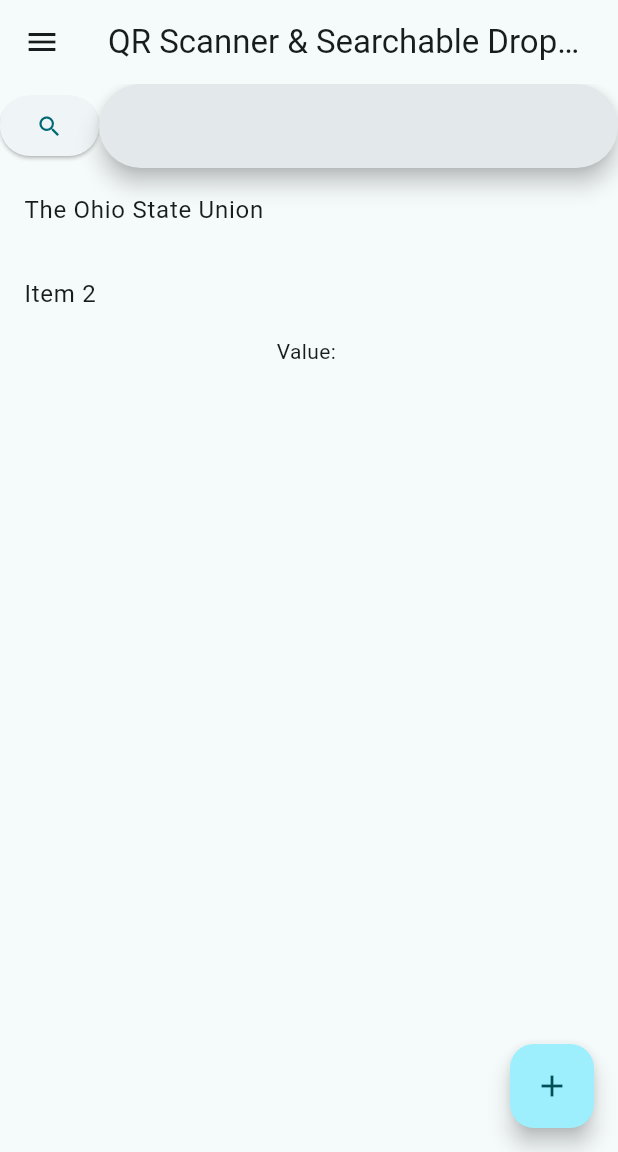
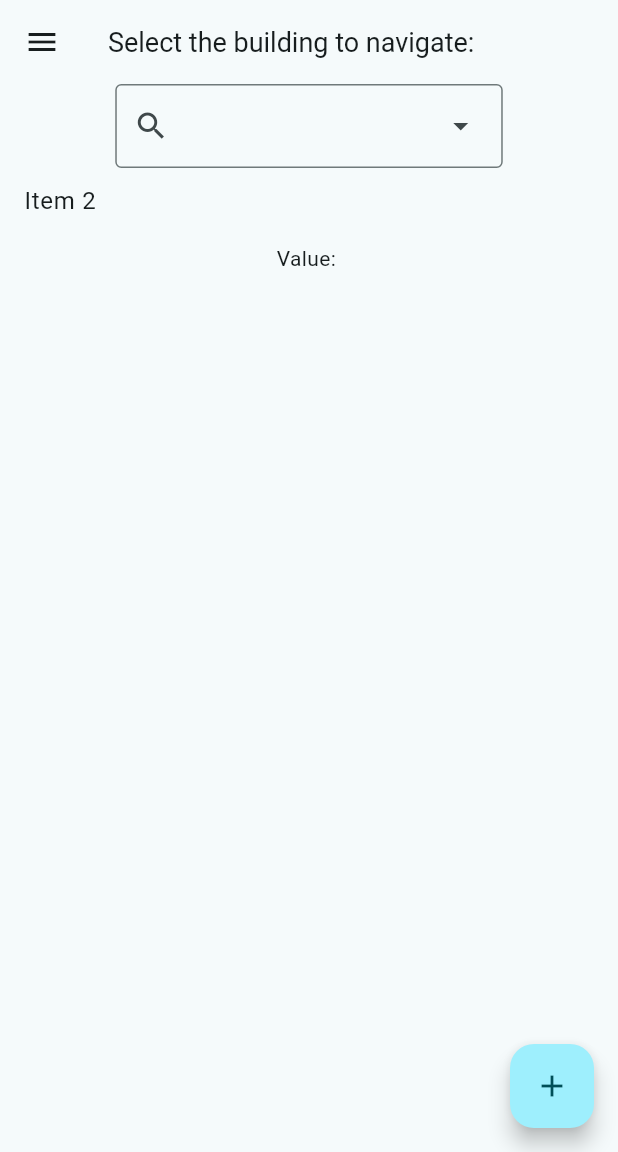
Before and after one commit to kateG03/HackOhio11, a Flutter app: the screen it shows after launch, on a phone screen of 412 x 824 dp, the part 84-1236 px from its top. Run offline on Flutter 3.47's test engine with Material 2 defaults, Android fonts, the phone set to English and light mode, and no system bars; our stand-ins replace geolocator.

Commit message:
more stuff

```diff
--- a/lib/UI/start_screen.dart
+++ b/lib/UI/start_screen.dart
@@ -20,7 +20,8 @@
     log("opening...");
     return Scaffold(
       appBar: AppBar(
-        title: const Text('QR Scanner & Searchable Dropdown'),
+        title: const Text('Select the building to navigate:',
+            style: TextStyle(fontSize: 18)),
       ),
       drawer: Drawer(
           child: ListView(padding: EdgeInsets.zero, children: const [
@@ -33,25 +34,24 @@
       ])),
       body: Column(
         children: <Widget>[
-          Row(
-            children: [
-              ElevatedButton(
-                  onPressed: () {
+          SizedBox(
+              height: 50,
+              child: Expanded(
+                child: DropdownMenu(
+                  leadingIcon: const Icon(Icons.search),
+                  dropdownMenuEntries: const [
+                    DropdownMenuEntry(value: 0, label: "The Ohio State Union")
+                  ],
+                  onSelected: (value) {
                     Navigator.push(
                         context,
                         MaterialPageRoute(
                             builder: (context) =>
                                 const FloatingActionButtonExampleApp()));
                   },
-                  child: const Icon(Icons.search)),
-              const Expanded(
-                child: SearchBar(),
-              )
-            ],
-          ),
-          ListTile(
-              title: const Text('The Ohio State Union'),
-              onTap: () => Navigator.pop(context)),
+                ),
+              )),
+
           ListTile(
               title: const Text('Item 2'), onTap: () => Navigator.pop(context)),
           Center(child: Text('Value: $searchValue')),
```
Also changed, not shown: lib/UI/search_screen2.dart (+25 -2 lines).
